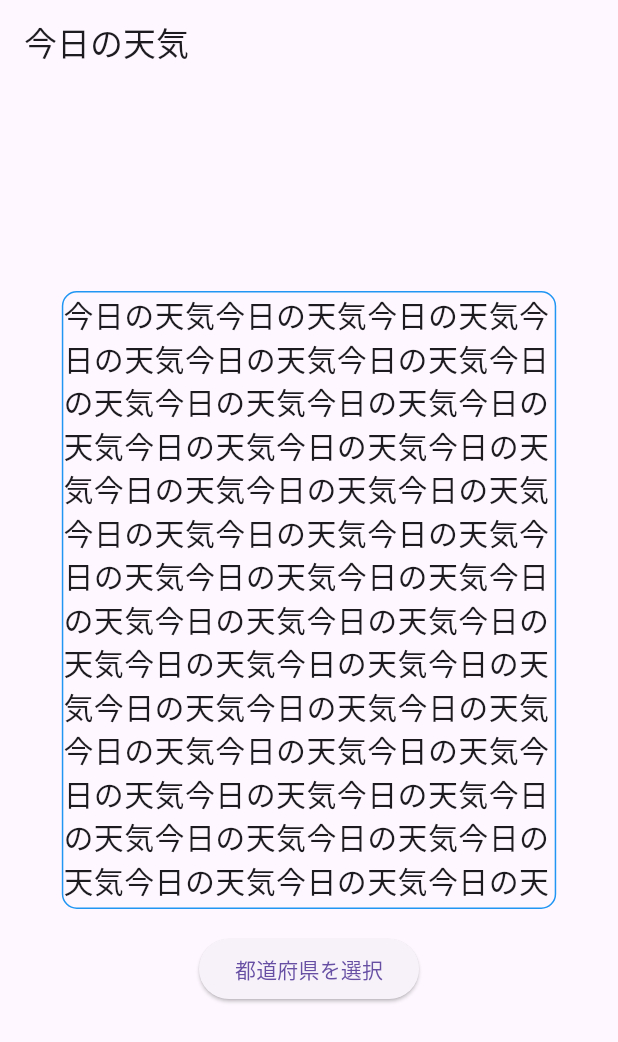
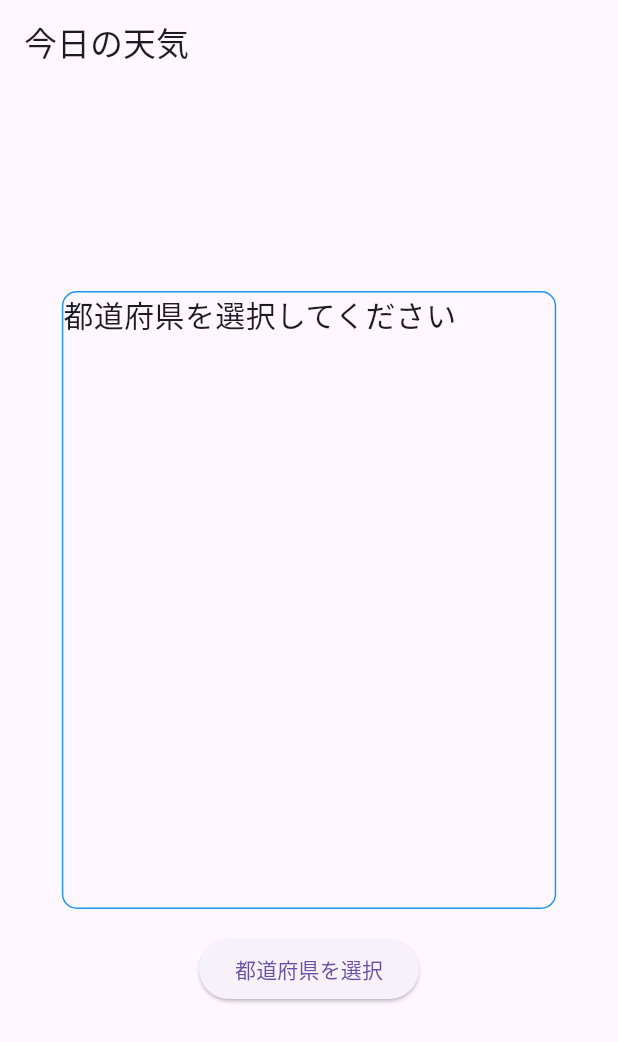
Before and after one commit to ioillll/01_TEIYOU, a Flutter app: the screen it shows after launch, on a phone screen of 412 x 824 dp. Shown: the top 1042 px of the screen. Run offline on Flutter 3.47's test engine with Material 3 defaults, Android fonts, the phone set to English and light mode, and no system bars.

Commit message:
Added navigation feature for session3

```diff
--- a/lib/main.dart
+++ b/lib/main.dart
@@ -1,6 +1,6 @@
 import 'package:flutter/material.dart';
 import 'select_prefecture_page.dart';
-
+import './model/weather_model.dart';
 // 1. エントリーポイントのmain関数
 void main() {
   // 2. MyAppを呼び出す
@@ -34,6 +34,7 @@ class MyHomePage extends StatefulWidget {
 
 class _MyHomePageState extends State<MyHomePage> {
   String? _selectedPrefecture;
+  WeatherResponse? _weather;
   @override
   Widget build(BuildContext context) {
     final size = MediaQuery.of(context).size;
@@ -56,7 +57,7 @@ class _MyHomePageState extends State<MyHomePage> {
               borderRadius: BorderRadius.circular(10),
             ),
             child: SingleChildScrollView(
-               child: Text('今日の天気今日の天気今日の天気今日の天気今日の天気今日の天気今日の天気今日の天気今日の天気今日の天気今日の天気今日の天気今日の天気今日の天気今日の天気今日の天気今日の天気今日の天気今日の天気今日の天気今日の天気今日の天気今日の天気今日の天気今日の天気今日の天気今日の天気今日の天気今日の天気今日の天気今日の天気今日の天気今日の天気今日の天気今日の天気今日の天気今日の天気今日の天気今日の天気今日の天気今日の天気今日の天気今日の天気今日の天気今日の天気今日の天気今日の天気今日の天気今日の天気今日の天気今日の天気今日の天気今日の天気今日の天気今日の天気今日の天気今日の天気今日の天気今日の天気今日の天気今日の天気今日の天気今日の天気今日の天気今日の天気今日の天気今日の天気今日の天気今日の天気今日の天気今日の天気今日の天気今日の天気今日の天気今日の天気今日の天気今日の天気今日の天気今日の天気今日の天気今日の天気今日の天気今日の天気今日の天気今日の天気今日の天気今日の天気今日の天気今日の天気今日の天気', style: TextStyle(fontSize: 20,),),
+              child: Text(_weather != null ? _weather!.text: "都道府県を選択してください", style: const TextStyle(fontSize: 20,),),
              ),
            ),
            // 都道府県の選択ボタn
@@ -73,12 +74,12 @@ class _MyHomePageState extends State<MyHomePage> {
                   // 戻り値がある場合、状態を更新
                   if (result != null) {
                     setState(() {
-                      _selectedPrefecture = result as String?;
+                      _weather = result as WeatherResponse?;
                     });
                   }
                 },
-                child: Text(_selectedPrefecture != null
-                    ? '選択済み: ${_selectedPrefecture}' // 選択された都道府県名を表示
+                child: Text(_weather != null
+                    ? '選択済み: ${_weather!.targetArea}' // 選択された都道府県名を表示
                     : '都道府県を選択'), // 選択されていない場合はデフォルトのテキストを表示
               ),
             ),
--- /dev/null
+++ b/lib/model/weather_model.dart
@@ -0,0 +1,25 @@
+class WeatherResponse {
+  final String publishingOffice;
+  final String reportDatetime;
+  final String targetArea;
+  final String headlineText;
+  final String text;
+
+  WeatherResponse({
+    required this.publishingOffice,
+    required this.reportDatetime,
+    required this.targetArea,
+    required this.headlineText,
+    required this.text,
+  });
+
+  factory WeatherResponse.fromJson(Map<String, dynamic> json) {
+    return WeatherResponse(
+      publishingOffice: json['publishingOffice'],
+      reportDatetime: json['reportDatetime'],
+      targetArea: json['targetArea'],
+      headlineText: json['headlineText'],
+      text: json['text'],
+    );
+  }
+}
--- a/pubspec.yaml
+++ b/pubspec.yaml
@@ -34,7 +34,7 @@ dependencies:
   # The following adds the Cupertino Icons font to your application.
   # Use with the CupertinoIcons class for iOS style icons.
   cupertino_icons: ^1.0.8
-
+  http: ^1.2.2
 dev_dependencies:
   flutter_test:
     sdk: flutter
```
Also changed, not shown: lib/select_prefecture_page.dart (+33 -7 lines), pubspec.lock.
